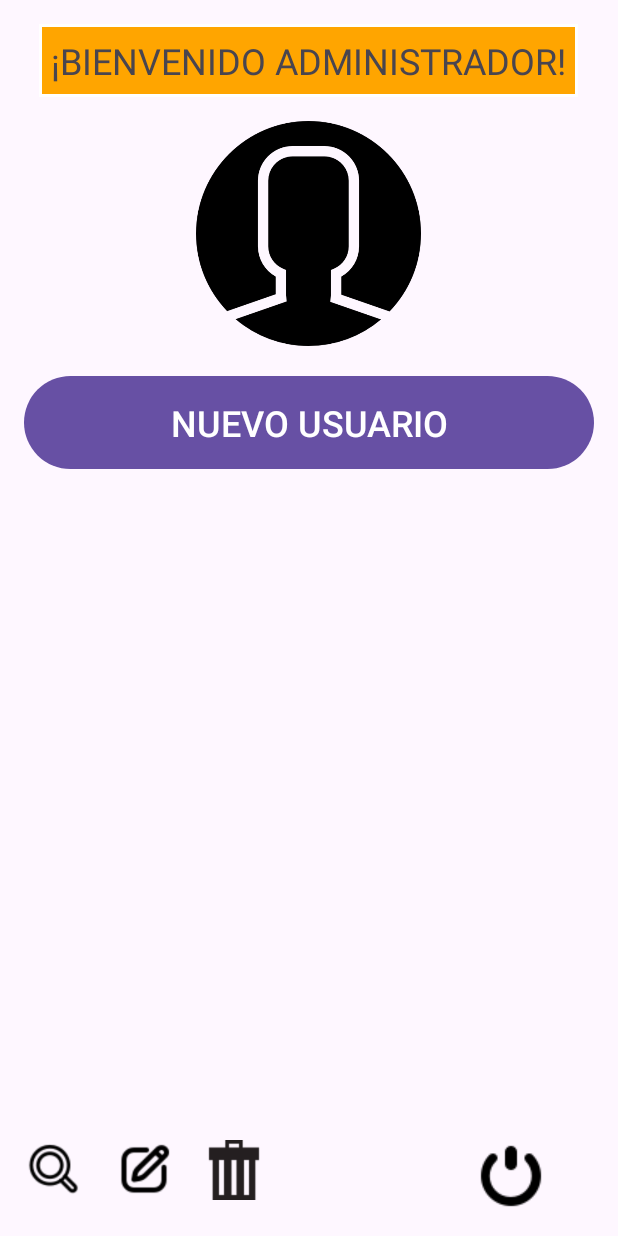
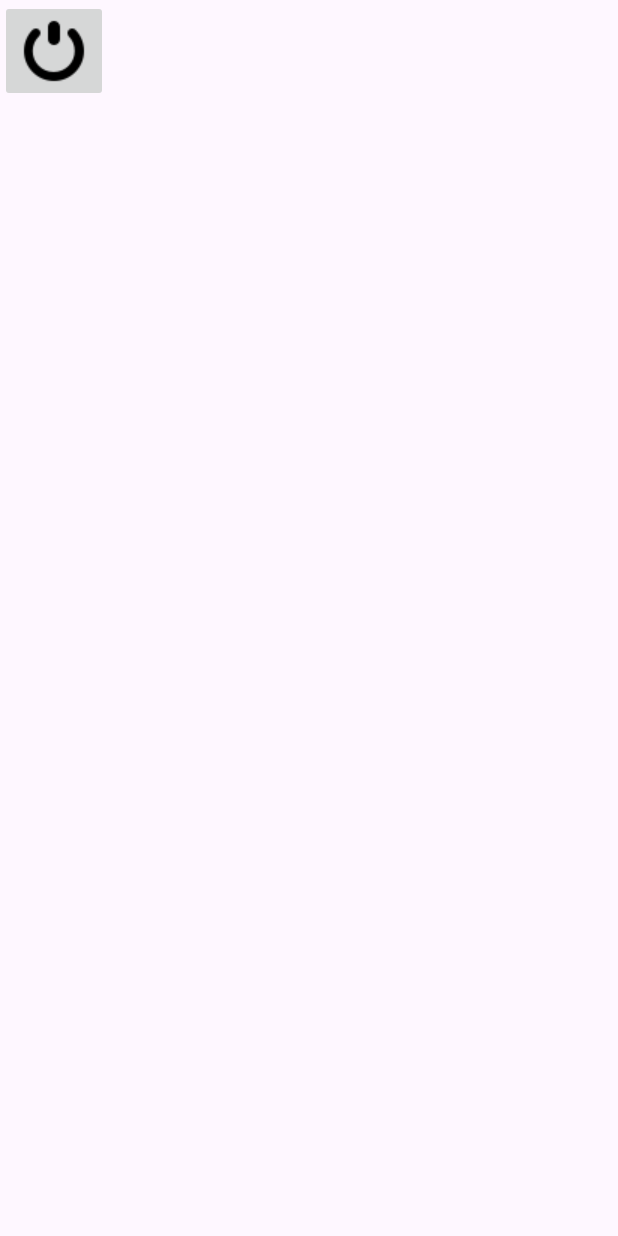
Before and after one commit to Will0695/FAWHA, an Android app: the Clientes screen opened directly, with no data from a screen before it, on a phone screen of 412 x 824 dp. Run offline under Robolectric (Android 15) with nearby library versions, the phone set to English and light mode, and no system bars; network calls fail.

Commit message:
BOTON CERRAR SESION- By William

```diff
--- a/app/src/main/java/com/example/pruebafinalis/Clientes.java
+++ b/app/src/main/java/com/example/pruebafinalis/Clientes.java
@@ -8,6 +8,8 @@ import android.widget.Button;
 
 import androidx.appcompat.app.AppCompatActivity;
 
+import java.sql.ClientInfoStatus;
+
 public class Clientes extends AppCompatActivity {
 
     @Override
@@ -15,15 +17,16 @@ public class Clientes extends AppCompatActivity {
         super.onCreate(savedInstanceState);
         setContentView(R.layout.activity_usuario);
 
-        Button buttonIrAIngresoUsuario = findViewById(R.id.crearUsuario);
+       /* Button buttonIrAIngresoUsuario = findViewById(R.id.crearUsuario);
         buttonIrAIngresoUsuario.setOnClickListener(new View.OnClickListener() {
             @Override
             public void onClick(View v) {
                 Log.d("Clientes", "Botón 'crearUsuario' presionado");
                 // Crear un Intent para iniciar la actividad IngresoUsuario
-                Intent intent = new Intent(Clientes.this, IngresoUsuario.class);
-                startActivity(intent);
+
             }
         });
-    }
+   */ }
+
+
 }
--- a/app/src/main/res/layout/activity_usuario.xml
+++ b/app/src/main/res/layout/activity_usuario.xml
@@ -1,92 +1,16 @@
-<LinearLayout
-    xmlns:android="http://schemas.android.com/apk/res/android"
+<LinearLayout xmlns:android="http://schemas.android.com/apk/res/android"
     xmlns:tools="http://schemas.android.com/tools"
     android:layout_width="match_parent"
     android:layout_height="match_parent"
     android:orientation="vertical"
-    android:padding="16dp"
-    android:gravity="center"
-    tools:context=".Clientes">
+    tools:context=".Usuario">
 
+    <!-- Otros elementos en tu layout -->
 
-    <TextView
+    <ImageButton
+        android:id="@+id/CerrarSesion"
         android:layout_width="wrap_content"
         android:layout_height="wrap_content"
-        android:text="¡BIENVENIDO ADMINISTRADOR!"
-        android:textSize="24sp"
-        android:padding="8dp"
-        android:background="@drawable/background_orange_box"
-        android:gravity="center" />
-
-    <Space
-        android:layout_width="match_parent"
-        android:layout_height="16dp" />
-
-    <ImageView
-        android:id="@+id/imageViewPerfil"
-        android:layout_width="150dp"
-        android:layout_height="150dp"
-        android:src="@drawable/pa"
-        android:scaleType="centerCrop"
-        android:layout_marginBottom="16dp"/>
-
-    <Button
-        android:id="@+id/crearUsuario"
-        android:layout_width="match_parent"
-        android:layout_height="70dp"
-        android:layout_marginBottom="16dp"
-        android:text="NUEVO USUARIO"
-        android:onClick="irAIngresoUsuario"
-        android:textSize="24sp" />
-
-    <Space
-        android:layout_width="376dp"
-        android:layout_height="170dp"
-        android:layout_weight="1" />
-
-    <LinearLayout
-        android:layout_width="match_parent"
-        android:layout_height="wrap_content"
-        android:orientation="horizontal">
-
-        <ImageView
-            android:id="@+id/imageViewBuscar"
-            android:layout_width="40dp"
-            android:layout_height="40dp"
-            android:layout_marginEnd="20dp"
-            android:scaleType="centerCrop"
-            android:src="@drawable/search" />
-
-        <ImageView
-            android:id="@+id/imageViewModificar"
-            android:layout_width="40dp"
-            android:layout_height="40dp"
-            android:layout_marginEnd="20dp"
-            android:scaleType="centerCrop"
-            android:src="@drawable/editar"
-            android:onClick="onImageViewModificarClick" />
-
-
-        <ImageView
-            android:id="@+id/imageViewEliminar"
-            android:layout_width="40dp"
-            android:layout_height="40dp"
-            android:layout_marginEnd="20dp"
-            android:scaleType="centerCrop"
-            android:src="@drawable/eliminar" />
-
-        <View
-            android:layout_width="0dp"
-            android:layout_height="0dp"
-            android:layout_weight="1" />
-
-        <ImageButton
-            android:id="@+id/logoutButton"
-            android:layout_width="71dp"
-            android:layout_height="wrap_content"
-            android:layout_marginEnd="20dp"
-            android:background="@null"
-            android:onClick="onLogoutClick"
-            android:src="@drawable/cerrar" />
-    </LinearLayout>
+        android:src="@drawable/cerrar"
+        android:contentDescription="@string/cerrar_sesion" />
 </LinearLayout>
--- a/app/src/main/res/values/strings.xml
+++ b/app/src/main/res/values/strings.xml
@@ -1,4 +1,5 @@
 <resources>
     <string name="app_name">FHAWA</string>
     <string name="menu_button_text">Ir al menú</string>
+    <string name="cerrar_sesion">Cerrar Sesión</string>
 </resources>
```
Also changed, not shown: app/src/main/AndroidManifest.xml (+10 -11 lines), app/src/main/java/com/example/pruebafinalis/Ingresonuevousuario.java (added, +18 -0 lines), app/src/main/java/com/example/pruebafinalis/MainActivity.java (+24 -4 lines), app/src/main/java/com/example/pruebafinalis/NewUser.java (added, +20 -0 lines), app/src/main/java/com/example/pruebafinalis/SessionManager.java (+9 -12 lines), app/src/main/java/com/example/pruebafinalis/Usuario.java (+19 -36 lines), app/src/main/res/layout/activity_ingresonuevousuario.xml (added, +10 -0 lines), app/src/main/res/layout/activity_new_user.xml (added, +22 -0 lines).
